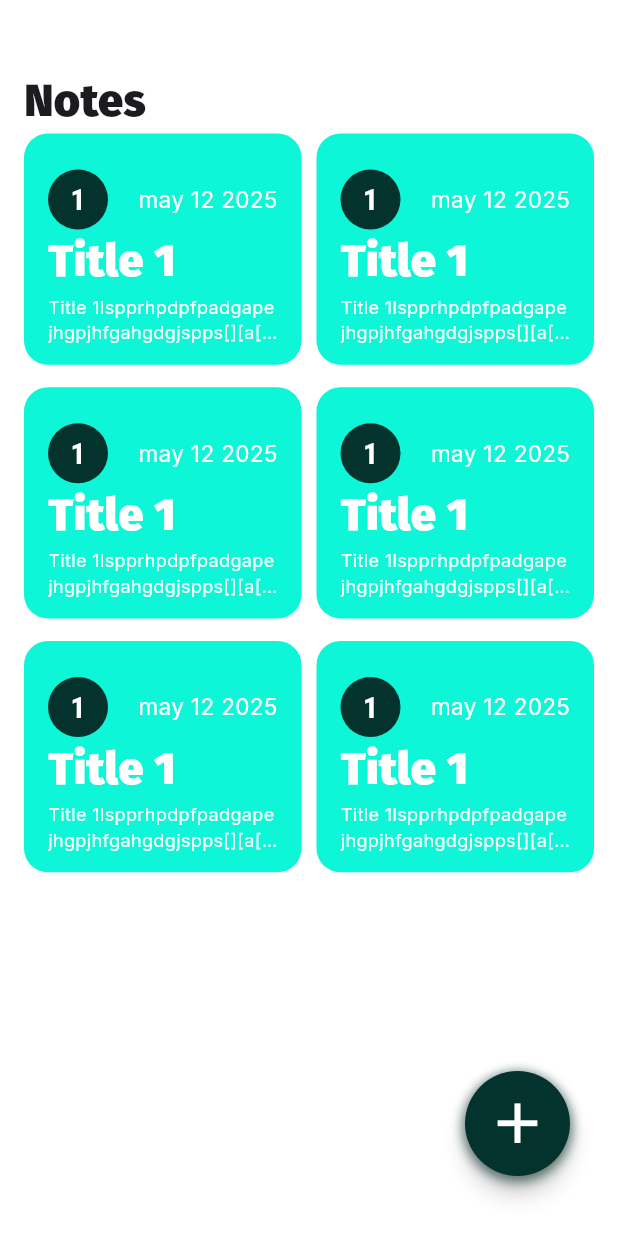
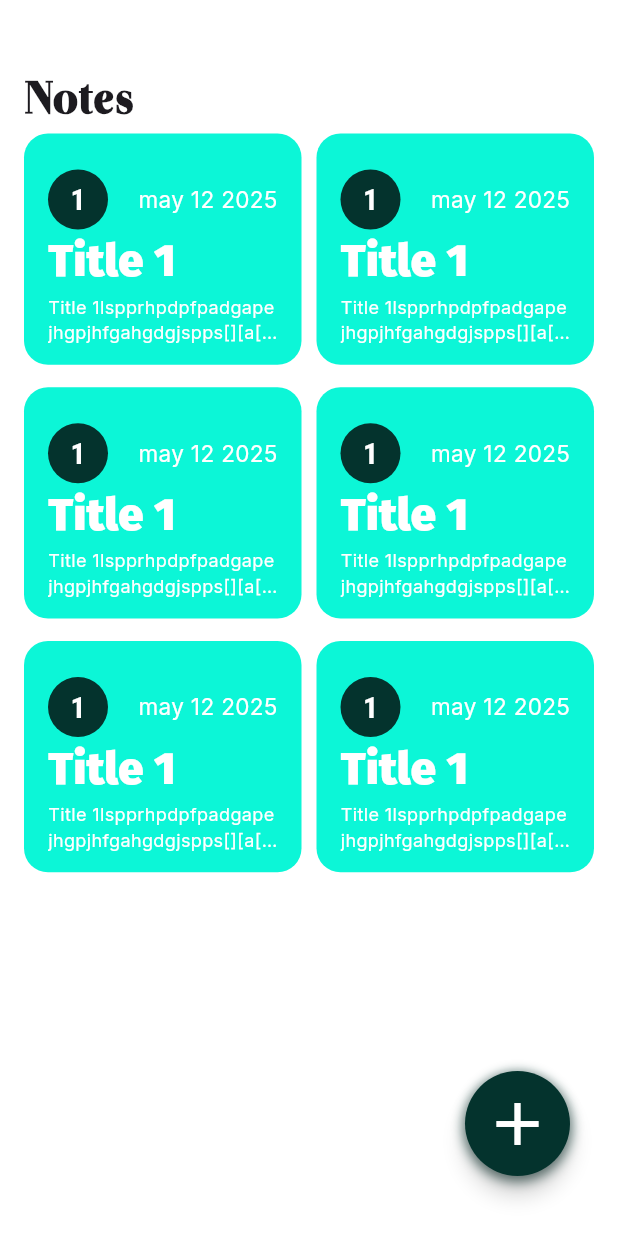
Before and after one commit to hatemf934/notes, a Flutter app: the HomeScreen screen opened by its route, on a phone screen of 412 x 824 dp. Run offline on Flutter 3.47's test engine with Material 3 defaults, Android fonts, the phone set to English and light mode, and no system bars; our stand-ins replace hive; accounts and stored records are empty.

Commit message:
add core to home screen

```diff
--- a/lib/core/font_manager.dart
+++ b/lib/core/font_manager.dart
@@ -2,10 +2,13 @@ class FontSizeManager {
   FontSizeManager._();
   static double font48 = 48;
   static double font16 = 16;
+  static double font30 = 30;
+  static double font45 = 45;
+  static double font20 = 20;
 }
 
 class FontFamilyManager {
   FontFamilyManager._();
-  static String kTitleFamily = "Otama";
-  static String kSubTitleFamily = "Roboto";
+  static String kOtamaFont = "Otama";
+  static String kRobotoFont = "Roboto";
 }
--- a/lib/core/height_width_manager.dart
+++ b/lib/core/height_width_manager.dart
@@ -2,4 +2,11 @@ class HeightManager {
   HeightManager._();
   static double h30 = 30;
   static double h40 = 40;
+  static double h70 = 70;
+  static double h130 = 130;
 }
+
+class WidthManager {
+  WidthManager._();
+  static double w70 = 70;
+}
--- a/lib/core/padding_manager.dart
+++ b/lib/core/padding_manager.dart
@@ -1,9 +1,11 @@
 class PaddingManager {
   PaddingManager._();
   static double pd16 = 16;
+  static double pd24 = 24;
 }
 
 class RadiusManager {
   RadiusManager._();
   static double rd35 = 35;
+  static double rd48 = 48;
 }
--- a/lib/core/route_manager.dart
+++ b/lib/core/route_manager.dart
@@ -1,4 +1,5 @@
 class RouteManager {
   RouteManager._();
   static String kOnbording = "onborading";
+  static String kHomescreen = "homepage";
 }
--- /dev/null
+++ b/lib/core/size_grid_view.dart
@@ -0,0 +1,7 @@
+class SizeGridView {
+  SizeGridView._();
+  static int kCrossAxisCount = 2;
+  static double kChildAspectRatio = 1.2;
+  static double kCrossAxisSpacing = 10;
+  static double kMainAxisSpacing = 15;
+}
--- a/lib/core/text_manager.dart
+++ b/lib/core/text_manager.dart
@@ -3,4 +3,6 @@ class TextManager {
   static String kTitleBording = "All thoughts.\n  One place.";
   static String kSubTitleBording =
       "Dive right in and clear that mind of yours by writing your thoughts down";
+  static String kNotesHome = "Notes";
+  static String kEmptyScreen = "Create your first note !";
 }
--- a/lib/views/home_screen.dart
+++ b/lib/views/home_screen.dart
@@ -1,34 +1,39 @@
 import 'package:flutter/material.dart';
 import 'package:note_demo/constant.dart';
+import 'package:note_demo/core/font_manager.dart';
+import 'package:note_demo/core/height_width_manager.dart';
+import 'package:note_demo/core/padding_manager.dart';
+import 'package:note_demo/core/route_manager.dart';
+import 'package:note_demo/core/text_manager.dart';
 import 'package:note_demo/widgets/custom_floating_action_button.dart';
 import 'package:note_demo/widgets/custom_grid_view.dart';
 
 class HomeScreen extends StatelessWidget {
   const HomeScreen({super.key});
-  static String id = "homepage";
+  static String id = RouteManager.kHomescreen;
   @override
   Widget build(BuildContext context) {
-    return const Scaffold(
+    return Scaffold(
         backgroundColor: kPrimaryColor,
         body: Padding(
-          padding: EdgeInsets.all(16),
+          padding: EdgeInsets.all(PaddingManager.pd16),
           child: Column(
             crossAxisAlignment: CrossAxisAlignment.start,
             children: [
               SizedBox(
-                height: 30,
+                height: HeightManager.h30,
               ),
               Text(
-                "Notes",
+                TextManager.kNotesHome,
                 style: TextStyle(
-                    fontFamily: "FiraSans",
-                    fontSize: 30,
+                    fontFamily: FontFamilyManager.kOtamaFont,
+                    fontSize: FontSizeManager.font30,
                     fontWeight: FontWeight.bold),
               ),
-              Expanded(child: CustomGridView())
+              const Expanded(child: CustomGridView())
             ],
           ),
         ),
-        floatingActionButton: CustomFloatingActionButton());
+        floatingActionButton: const CustomFloatingActionButton());
   }
 }
--- a/lib/views/onborading.dart
+++ b/lib/views/onborading.dart
@@ -24,7 +24,7 @@ class Onborading extends StatelessWidget {
               TextManager.kTitleBording,
               style: TextStyle(
                 color: kSecondaryColor,
-                fontFamily: FontFamilyManager.kTitleFamily,
+                fontFamily: FontFamilyManager.kOtamaFont,
                 fontSize: FontSizeManager.font48,
               ),
             ),
@@ -36,7 +36,7 @@ class Onborading extends StatelessWidget {
               TextManager.kSubTitleBording,
               style: TextStyle(
                   color: kSecondaryColor,
-                  fontFamily: FontFamilyManager.kSubTitleFamily,
+                  fontFamily: FontFamilyManager.kRobotoFont,
                   fontSize: FontSizeManager.font16,
                   fontWeight: FontWeight.w400),
             ),
--- a/lib/widgets/custom_floating_action_button.dart
+++ b/lib/widgets/custom_floating_action_button.dart
@@ -1,5 +1,8 @@
 import 'package:flutter/material.dart';
 import 'package:note_demo/constant.dart';
+import 'package:note_demo/core/font_manager.dart';
+import 'package:note_demo/core/height_width_manager.dart';
+import 'package:note_demo/core/padding_manager.dart';
 import 'package:note_demo/views/show_note_screen.dart';
 
 class CustomFloatingActionButton extends StatelessWidget {
@@ -8,10 +11,12 @@ class CustomFloatingActionButton extends StatelessWidget {
   @override
   Widget build(BuildContext context) {
     return Padding(
-      padding: const EdgeInsets.only(right: 16, bottom: 24),
+      padding: EdgeInsets.only(
+          right: PaddingManager.pd16, bottom: PaddingManager.pd24),
       child: Container(
-        decoration:
-            BoxDecoration(borderRadius: BorderRadius.circular(48), boxShadow: [
+        decoration: BoxDecoration(
+            borderRadius: BorderRadius.circular(RadiusManager.rd48),
+            boxShadow: [
               BoxShadow(
                 color: kSecondaryColor.withOpacity(0.5),
                 spreadRadius: 2,
@@ -19,8 +24,8 @@ class CustomFloatingActionButton extends StatelessWidget {
                 offset: const Offset(0, 2),
               )
             ]),
-        height: 70,
-        width: 70,
+        height: HeightManager.h70,
+        width: WidthManager.w70,
         child: FloatingActionButton(
           splashColor: kSecondaryColor,
           backgroundColor: kSecondaryColor,
@@ -28,13 +33,13 @@ class CustomFloatingActionButton extends StatelessWidget {
             Navigator.pushNamed(context, ShowNoteScreen.id);
           },
           shape: RoundedRectangleBorder(
-            borderRadius:
-                BorderRadius.circular(48), // Adjust the radius as needed
+            borderRadius: BorderRadius.circular(
+                RadiusManager.rd48), // Adjust the radius as needed
           ),
-          child: const Icon(
+          child: Icon(
             Icons.add,
             color: kPrimaryColor,
-            size: 45,
+            size: FontSizeManager.font48,
           ),
         ),
       ),
--- a/lib/widgets/custom_grid_view.dart
+++ b/lib/widgets/custom_grid_view.dart
@@ -1,4 +1,5 @@
 import 'package:flutter/material.dart';
+import 'package:note_demo/core/size_grid_view.dart';
 import 'package:note_demo/widgets/note_item.dart';
 
 class CustomGridView extends StatelessWidget {
@@ -8,14 +9,14 @@ class CustomGridView extends StatelessWidget {
   Widget build(BuildContext context) {
     return GridView.builder(
         itemCount: 6,
-        gridDelegate: const SliverGridDelegateWithFixedCrossAxisCount(
-          crossAxisCount: 2,
-          childAspectRatio: 1.2,
-          crossAxisSpacing: 10,
-          mainAxisSpacing: 15,
+        gridDelegate: SliverGridDelegateWithFixedCrossAxisCount(
+          crossAxisCount: SizeGridView.kCrossAxisCount,
+          childAspectRatio: SizeGridView.kChildAspectRatio,
+          crossAxisSpacing: SizeGridView.kCrossAxisSpacing,
+          mainAxisSpacing: SizeGridView.kMainAxisSpacing,
         ),
         itemBuilder: (context, index) {
-          return NoteItem();
+          return const NoteItem();
         });
   }
 }
--- a/lib/widgets/empty_notes.dart
+++ b/lib/widgets/empty_notes.dart
@@ -1,27 +1,32 @@
 import 'package:flutter/material.dart';
 import 'package:note_demo/constant.dart';
+import 'package:note_demo/core/font_manager.dart';
+import 'package:note_demo/core/height_width_manager.dart';
+import 'package:note_demo/core/text_manager.dart';
 
 class EmptyNotes extends StatelessWidget {
   const EmptyNotes({super.key});
 
   @override
   Widget build(BuildContext context) {
-    return Column(
+    return Center(
+      child: Column(
         children: [
-        const SizedBox(
-          height: 130,
+          SizedBox(
+            height: HeightManager.h130,
           ),
           Image.asset(
             kImage,
           ),
-        const Text(
-          "Create your first note !",
+          Text(
+            TextManager.kEmptyScreen,
             style: TextStyle(
-              fontFamily: "FiraSans",
+                fontFamily: FontFamilyManager.kOtamaFont,
                 fontWeight: FontWeight.bold,
-              fontSize: 20),
+                fontSize: FontSizeManager.font20),
           )
         ],
+      ),
     );
   }
 }
```
Lines whose indentation alone changed are shown as unchanged.
